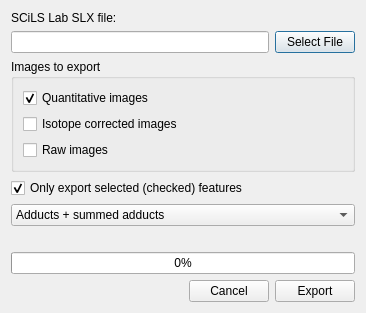
Old version of the form resources/views/MsiExportScilsDialog.ui in the repository swinnenteam/LipidQMap.
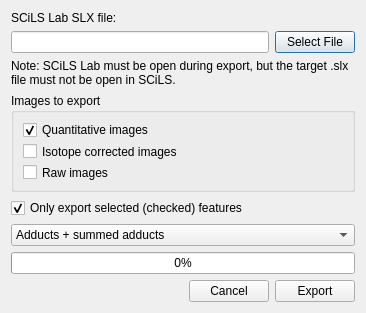
New version of the form.

```diff
--- a/resources/views/MsiExportScilsDialog.ui
+++ b/resources/views/MsiExportScilsDialog.ui
@@ -35,6 +35,16 @@
      </item>
     </layout>
    </item>
+  <item>
+   <widget class="QLabel" name="label_scils_note">
+    <property name="text">
+     <string>Note: SCiLS Lab must be open during export, but the target .slx file must not be open in SCiLS.</string>
+    </property>
+    <property name="wordWrap">
+     <bool>true</bool>
+    </property>
+   </widget>
+  </item>
    <item>
     <widget class="QGroupBox" name="group_box_image_type">
      <property name="title">
```
Lines whose indentation alone changed are shown as unchanged.
